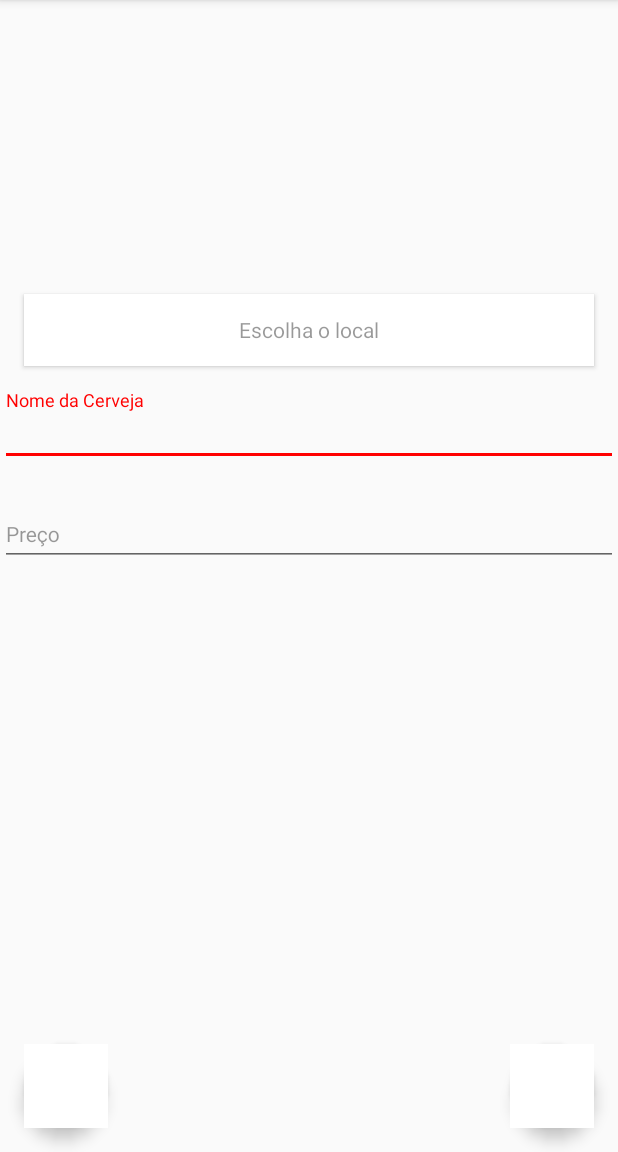
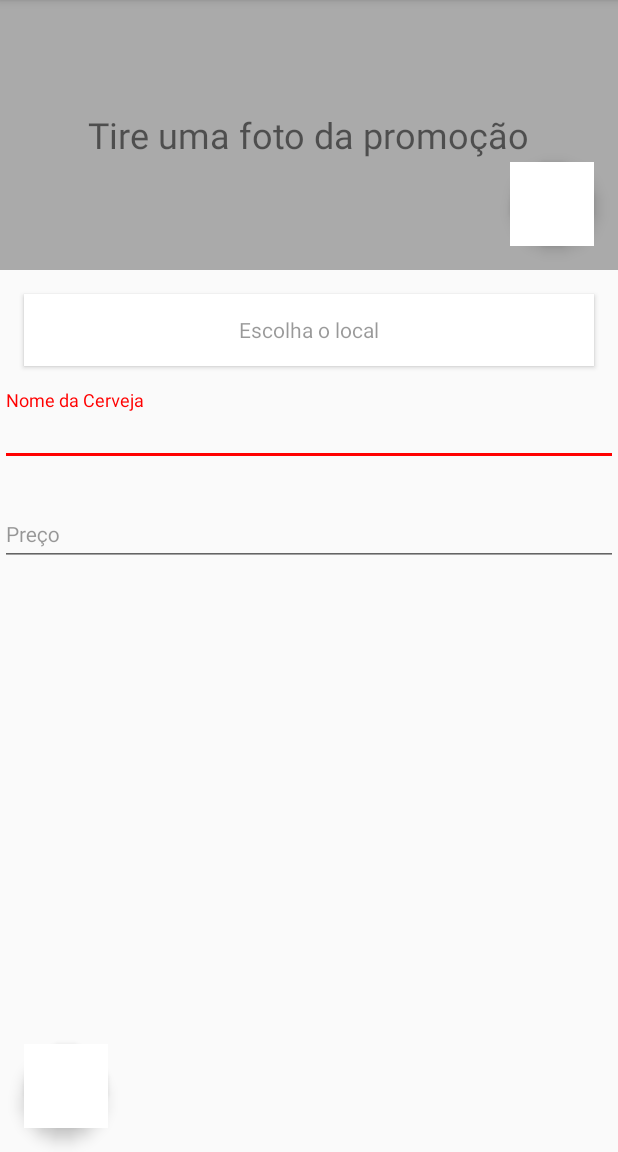
Before and after one commit to mcgyver/cervejabarata, an Android app: the NewPromotionActivity screen opened directly, with no data from a screen before it, on a phone screen of 412 x 824 dp, the part 84-1236 px from its top. Run offline under Robolectric (Android 15) with nearby library versions, the phone set to English and light mode, and no system bars; our stand-ins replace Firebase (no records; nobody signed in at launch, a user with empty details on screens opened directly); libraries missing offline, so code that uses them is left out: io.realm; 3 statements that could not run were skipped.

Commit message:
Improve new promotion

```diff
--- a/app/src/main/java/br/com/devnull/cervejabarata/DrawerActivity.kt
+++ b/app/src/main/java/br/com/devnull/cervejabarata/DrawerActivity.kt
@@ -79,7 +79,7 @@ class DrawerActivity : AppCompatActivity(), NavigationView.OnNavigationItemSelec
         val drawer = findViewById(R.id.drawer_layout) as DrawerLayout
         val toggle = ActionBarDrawerToggle(
                 this, drawer, toolbar, R.string.navigation_drawer_open, R.string.navigation_drawer_close)
-        drawer.setDrawerListener(toggle)
+        drawer.addDrawerListener(toggle)
         toggle.syncState()
 
 
--- a/app/src/main/java/br/com/devnull/cervejabarata/NewPromotionActivity.kt
+++ b/app/src/main/java/br/com/devnull/cervejabarata/NewPromotionActivity.kt
@@ -4,6 +4,7 @@ import android.app.Activity
 import android.content.Intent
 import android.graphics.Bitmap
 import android.os.Bundle
+import android.view.View
 import android.widget.Toast
 import br.com.devnull.cervejabarata.models.Promotion
 import com.google.android.gms.location.places.Place
@@ -34,7 +35,6 @@ class NewPromotionActivity : android.support.v7.app.AppCompatActivity() {
     public override fun onCreate(savedInstanceState: Bundle?) {
         super.onCreate(savedInstanceState)
         setContentView(R.layout.activity_new_promotion)
-
         choose_place_button.onClick {
             val builder = PlacePicker.IntentBuilder()
             startActivityForResult(builder.build(this), PLACE_PICKER_REQUEST)
@@ -47,7 +47,7 @@ class NewPromotionActivity : android.support.v7.app.AppCompatActivity() {
         ok_button.onClick {
             val id = UUID.randomUUID()
             val mountainsRef = storageRef.child(id.toString())
-            var imageUrl = ""
+            var imageUrl : String
 
             Realm.init(applicationContext)
 
@@ -74,17 +74,17 @@ class NewPromotionActivity : android.support.v7.app.AppCompatActivity() {
                 databaseRef.child(id.toString()).setValue(promotion)
                 Toast.makeText(baseContext, "Promoção salva com sucesso!", Toast.LENGTH_LONG).show()
                 finish()
-                //promotion.save()
             })
         }
     }
 
-    override fun onActivityResult(requestCode: Int, resultCode: Int, intent: Intent) {
+    override fun onActivityResult(requestCode: Int, resultCode: Int, intent: Intent?) {
         if (requestCode == CAMERA_REQUEST && resultCode == Activity.RESULT_OK) {
-            val photo = intent.extras.get("data") as Bitmap?
+            tvi_take_a_pic.visibility = View.GONE
+            val photo = intent?.extras?.get("data") as Bitmap?
             photo_new_promotion.setImageBitmap(photo)
         }
-        else if (requestCode === PLACE_PICKER_REQUEST && resultCode === Activity.RESULT_OK) {
+        else if (requestCode == PLACE_PICKER_REQUEST && resultCode == Activity.RESULT_OK) {
                 place =  PlacePicker.getPlace(this, intent)
                 choose_place_button.text =  place?.name
         }
--- a/app/src/main/res/layout/activity_new_promotion.xml
+++ b/app/src/main/res/layout/activity_new_promotion.xml
@@ -12,12 +12,33 @@
             xmlns:android="http://schemas.android.com/apk/res/android"
             android:id="@+id/frame_mapa"
             android:layout_width="match_parent"
-            android:layout_height="180dp">
+            android:layout_height="180dp"
+            android:background="#aaaaaa">
+
             <ImageView
                 android:id="@+id/photo_new_promotion"
+                android:layout_width="match_parent"
                 android:layout_height="match_parent"
-                android:layout_width="match_parent">
-            </ImageView>
+                android:scaleType="center"></ImageView>
+
+            <android.support.v7.widget.AppCompatTextView
+                android:id="@+id/tvi_take_a_pic"
+                android:layout_width="wrap_content"
+                android:layout_height="wrap_content"
+                android:layout_gravity="center"
+                android:text="@string/take_a_pic"
+                android:textSize="24sp" />
+            <android.support.design.widget.FloatingActionButton
+                android:id="@+id/photo_button"
+                android:layout_width="wrap_content"
+                android:layout_height="wrap_content"
+                android:layout_gravity="bottom|end"
+                android:layout_margin="@dimen/fab_margin"
+                android:foreground="#FF0000"
+                android:foregroundTint="@color/white"
+                android:src="@drawable/ic_camera"
+                android:clickable="true"
+                app:rippleColor="@color/white"/>
         </FrameLayout>
         <Button
             android:id="@+id/choose_place_button"
@@ -66,17 +87,6 @@
 
         </android.support.design.widget.TextInputLayout>
     </LinearLayout>
-    <android.support.design.widget.FloatingActionButton
-        android:id="@+id/photo_button"
-        android:layout_width="wrap_content"
-        android:layout_height="wrap_content"
-        android:layout_gravity="bottom|end"
-        android:layout_margin="@dimen/fab_margin"
-        android:foreground="#FF0000"
-        android:foregroundTint="@color/white"
-        android:src="@drawable/ic_camera"
-        android:clickable="true"
-        app:rippleColor="@color/white"/>
 
     <android.support.design.widget.FloatingActionButton
         android:id="@+id/ok_button"
--- a/app/src/main/res/values/strings.xml
+++ b/app/src/main/res/values/strings.xml
@@ -12,4 +12,6 @@
     <string name="beer_name">Nome da Cerveja</string>
     <string name="beer_value">Preço</string>
     <string name="login_error">Falha ao logar</string>
+    <string name="take_a_pic">Tire uma foto da promoção</string>
+
 </resources>
--- a/build.gradle
+++ b/build.gradle
@@ -1,12 +1,12 @@
 // Top-level build file where you can add configuration options common to all sub-projects/modules.
 
 buildscript {
-    ext.kotlin_version = '1.1.2-4'
+    ext.kotlin_version = '1.1.2-5'
     repositories {
         jcenter()
     }
     dependencies {
-        classpath 'com.android.tools.build:gradle:2.3.2'
+        classpath 'com.android.tools.build:gradle:3.0.0-alpha3'
         classpath "org.jetbrains.kotlin:kotlin-gradle-plugin:$kotlin_version"
         classpath 'com.google.gms:google-services:3.1.0'
         classpath "io.realm:realm-gradle-plugin:3.3.1"
```
Also changed, not shown: app/src/main/java/br/com/devnull/cervejabarata/ViewPromotionActivity.kt (+26 -6 lines), app/src/main/res/drawable/ic_camera_big.xml (added, +7 -0 lines), app/src/main/res/layout/activity_view_promocao.xml (deleted, +0 -30 lines), app/src/main/res/layout/activity_view_promotion.xml (added, +38 -0 lines), gradle/wrapper/gradle-wrapper.properties, 4 other files.
